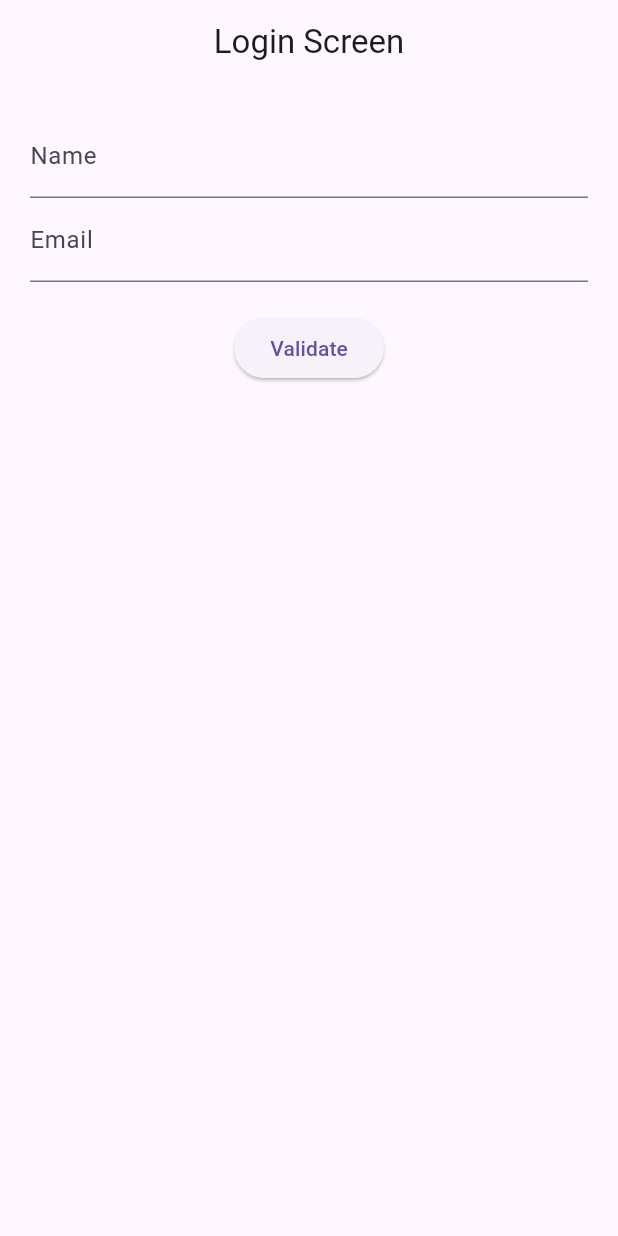
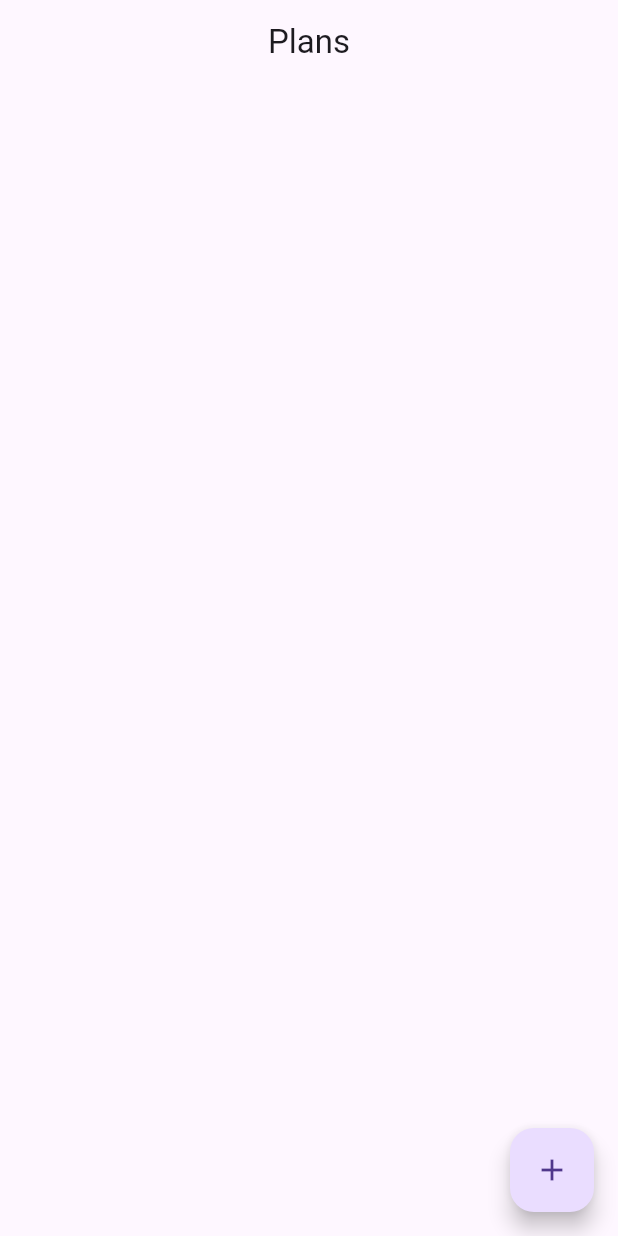
Before and after one commit to devetechnologies/devetechnologies_flutter_course, a Flutter app: the screen it shows after launch, on a phone screen of 412 x 824 dp. Run offline on Flutter 3.47's test engine with Material 3 defaults, Android fonts, the phone set to English and light mode, and no system bars; our stand-ins replace flutter_rating_bar.

Commit message:
model view separation

```diff
--- /dev/null
+++ b/lib/helpers/routes.dart
@@ -0,0 +1,11 @@
+import 'package:devetechnologies_flutter_course/views/plan/plan_screen.dart';
+import 'package:flutter/material.dart';
+
+import '../views/form/login_screen.dart';
+import '../views/manage-state/stop_count.dart';
+
+final Map<String, WidgetBuilder> routes = {
+  LoginScreen.routName: (context) => const LoginScreen(),
+  StopCounterState.routName: (context) => const StopCounterState(),
+  PlanScreen.routName: (context) => const PlanScreen()
+};
--- a/lib/main.dart
+++ b/lib/main.dart
@@ -1,5 +1,5 @@
-import 'package:devetechnologies_flutter_course/form/login_screen.dart';
-import 'package:devetechnologies_flutter_course/routes.dart';
+import 'package:devetechnologies_flutter_course/helpers/routes.dart';
+import 'package:devetechnologies_flutter_course/views/plan/plan_screen.dart';
 import 'package:flutter/material.dart';
 import 'dart:math' as Math;
 
@@ -13,11 +13,11 @@ class MyApp extends StatelessWidget {
   @override
   Widget build(BuildContext context) {
     return MaterialApp(
-      debugShowCheckedModeBanner: false,
-      routes: routes,
-      initialRoute: LoginScreen.routName,
-      //StopCounterState() //ExpandedExample() //ProfileScreen() //MyFirstWidget(),
-    );
+        debugShowCheckedModeBanner: false,
+        routes: routes,
+        initialRoute: PlanScreen.routName //LoginScreen.routName,
+        //StopCounterState() //ExpandedExample() //ProfileScreen() //MyFirstWidget(),
+        );
   }
 }
 
--- /dev/null
+++ b/lib/models/models.dart
@@ -0,0 +1,2 @@
+export 'plan_model.dart';
+export 'task_model.dart';
--- /dev/null
+++ b/lib/models/plan_model.dart
@@ -0,0 +1,6 @@
+import 'models.dart';
+
+class Plan {
+  String name = '';
+  final List<Task> tasks = [];
+}
--- /dev/null
+++ b/lib/models/task_model.dart
@@ -0,0 +1,9 @@
+class Task {
+  String description;
+  bool isComplete;
+
+  Task({
+    this.description = '',
+    this.isComplete = false,
+  });
+}
--- a/lib/form/login_screen.dart
+++ b/lib/views/form/login_screen.dart
@@ -1,5 +1,6 @@
-import 'package:devetechnologies_flutter_course/manage-state/stop_count.dart';
 import 'package:flutter/material.dart';
+
+import '../manage-state/stop_count.dart';
 
 class LoginScreen extends StatefulWidget {
   static String routName = '/login-screen';
--- /dev/null
+++ b/lib/views/plan/plan_screen.dart
@@ -0,0 +1,63 @@
+import 'package:devetechnologies_flutter_course/models/task_model.dart';
+import 'package:flutter/material.dart';
+
+import '../../models/plan_model.dart';
+
+class PlanScreen extends StatefulWidget {
+  static String routName = '/plan-screen';
+  const PlanScreen({super.key});
+
+  @override
+  State<PlanScreen> createState() => _PlanScreenState();
+}
+
+class _PlanScreenState extends State<PlanScreen> {
+  final plan = Plan();
+  @override
+  Widget build(BuildContext context) {
+    return Scaffold(
+      appBar: AppBar(
+        centerTitle: true,
+        title: const Text('Plans'),
+      ),
+      body: _buildList(),
+      floatingActionButton: _builAddTaskButton(),
+    );
+  }
+
+  Widget _builAddTaskButton() {
+    return FloatingActionButton(
+      onPressed: () {
+        setState(() {
+          plan.tasks.add(Task());
+        });
+      },
+      child: const Icon(Icons.add),
+    );
+  }
+
+  Widget _buildList() {
+    return ListView.builder(
+        itemBuilder: (context, index) {
+          return _builTaskTitle(plan.tasks[index]);
+        },
+        itemCount: plan.tasks.length);
+  }
+
+  Widget _builTaskTitle(Task task) {
+    return ListTile(
+      leading: Checkbox(
+          value: task.isComplete,
+          onChanged: (value) {
+            setState(() {
+              task.isComplete = value!;
+            });
+          }),
+      title: TextField(
+        onChanged: (value) {
+          task.description = value;
+        },
+      ),
+    );
+  }
+}
```
Also changed, not shown: lib/routes.dart (deleted, +0 -8 lines), lib/views/expanded-widget/expanded_example.dart (renamed from lib/expanded-widget/expanded_example.dart), lib/views/layouts/profile_screen.dart (renamed from lib/layouts/profile_screen.dart), lib/views/manage-state/stop_count.dart (renamed from lib/manage-state/stop_count.dart).
